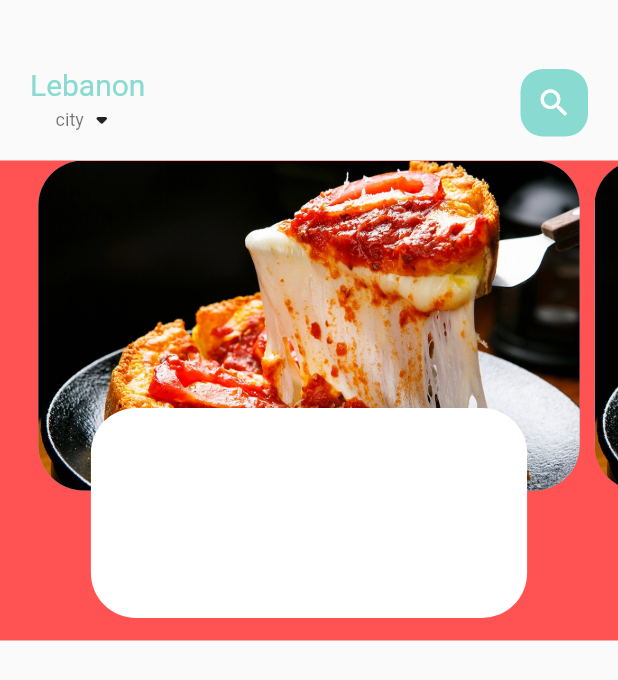
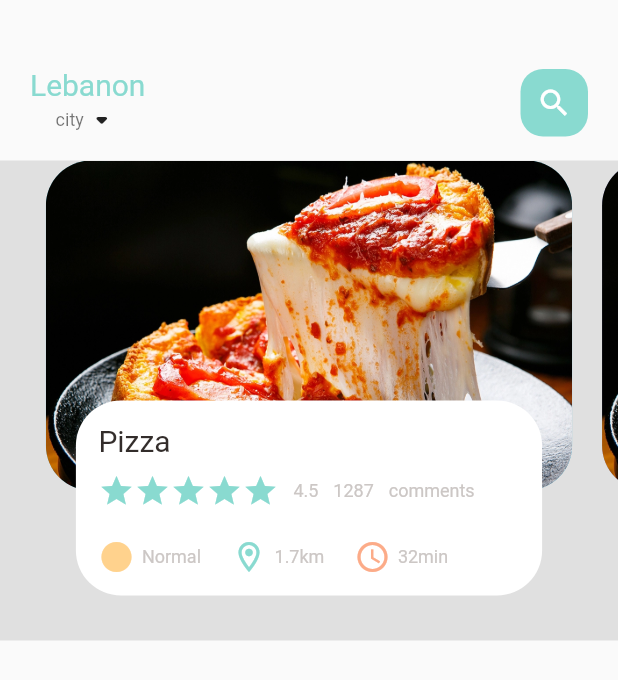
Before and after one commit to lameesnd/ECommerce-FoodApp-, a Flutter app: the screen it shows after launch, on a phone screen of 412 x 824 dp. Shown: the top 680 px of the screen. Run offline on Flutter 3.47's test engine with Material 2 defaults, Android fonts, the phone set to English and light mode, and no system bars.

Commit message:
Add Food main info under the image

```diff
--- a/lib/home/food_page_body.dart
+++ b/lib/home/food_page_body.dart
@@ -1,5 +1,9 @@
+import 'package:ecomm_food_app/home/icon_and_text_widget.dart';
+import 'package:ecomm_food_app/utils/colors.dart';
+import 'package:ecomm_food_app/widgets/small_text.dart';
 import 'package:flutter/cupertino.dart';
 import 'package:flutter/material.dart';
+import 'package:ecomm_food_app/widgets/big_text.dart';
 
 class FoodPageBody extends StatefulWidget {
   const FoodPageBody({Key? key}) : super(key: key);
@@ -9,13 +13,14 @@ class FoodPageBody extends StatefulWidget {
 }
 
 class _FoodPageBodyState extends State<FoodPageBody> {
-  PageController pageController = PageController(viewportFraction: 0.9); // visibility of next and previous slides
+  PageController pageController = PageController(
+      viewportFraction: 0.9); // visibility of next and previous slides
 
   @override
   Widget build(BuildContext context) {
     return Container(
       height: 320,
-      color: Colors.redAccent,
+      color: Colors.grey[300],
       child: PageView.builder(
           controller: pageController,
           itemCount: 5,
@@ -30,7 +35,7 @@ class _FoodPageBodyState extends State<FoodPageBody> {
       children: [
         Container(
           height: 220,
-          margin: EdgeInsets.only(left: 5, right: 5),
+          margin: EdgeInsets.only(left: 10, right: 10),
           decoration: BoxDecoration(
               borderRadius: BorderRadius.circular(30),
               color: index.isEven ? Color(0xFF69c5df) : Color(0xFF9294cc),
@@ -43,11 +48,58 @@ class _FoodPageBodyState extends State<FoodPageBody> {
         Align(
           alignment: Alignment.bottomCenter,
           child: Container(
-            height: 140,
-            margin: EdgeInsets.only(left: 40, right: 40, bottom: 15),
+            height: 130,
+            margin: EdgeInsets.only(left: 30, right: 30, bottom: 30),
             decoration: BoxDecoration(
               borderRadius: BorderRadius.circular(30),
               color: Colors.white,
+            ),
+            child: Container(
+              padding: EdgeInsets.only(top: 15, left: 15, right: 15),
+              child: Column(
+                crossAxisAlignment: CrossAxisAlignment.start,
+                children: [
+                  BigText(text: 'Pizza'),
+                  SizedBox(height: 10),
+                  Row(
+                    children: [
+                      Wrap(
+                        children: List.generate(
+                            5,
+                            (index) => Icon(
+                                  Icons.star,
+                                  color: AppColors.mainColor,
+                                )),
+                      ),
+                      SizedBox(width: 10),
+                      SmallText(text: '4.5'),
+                      SizedBox(width: 10),
+                      SmallText(text: '1287'),
+                      SizedBox(width: 10),
+                      SmallText(text: 'comments')
+                    ],
+                  ),
+                  SizedBox(height: 20),
+                  Row(
+                    children: [
+                      IconAndTextWidget(
+                          icon: Icons.circle,
+                          text: 'Normal',
+                          iconColor: AppColors.iconColor1),
+                      SizedBox(width: 20,),
+                      IconAndTextWidget(
+                          icon: Icons.location_on_outlined,
+                          text: '1.7km',
+                          iconColor: AppColors.mainColor),
+                      SizedBox(width: 20,),
+                      IconAndTextWidget(
+                          icon: Icons.access_time,
+                          text: '32min',
+                          iconColor: AppColors.iconColor2),
+                    ],
+                  )
+                ],
+              ),
             ),
           ),
         ),
--- /dev/null
+++ b/lib/home/icon_and_text_widget.dart
@@ -0,0 +1,23 @@
+import 'package:ecomm_food_app/widgets/small_text.dart';
+import 'package:flutter/cupertino.dart';
+
+class IconAndTextWidget extends StatelessWidget {
+  final IconData icon;
+  final String text;
+  final Color iconColor;
+  const IconAndTextWidget({Key ?key,
+    required this.icon,
+    required this.text,
+    required this.iconColor}) : super(key: key);
+
+  @override
+  Widget build(BuildContext context) {
+    return Row(
+      children: [
+        Icon(icon,color: iconColor),
+        SizedBox(width: 5,),
+        SmallText(text: text),
+      ],
+    );
+  }
+}
```
